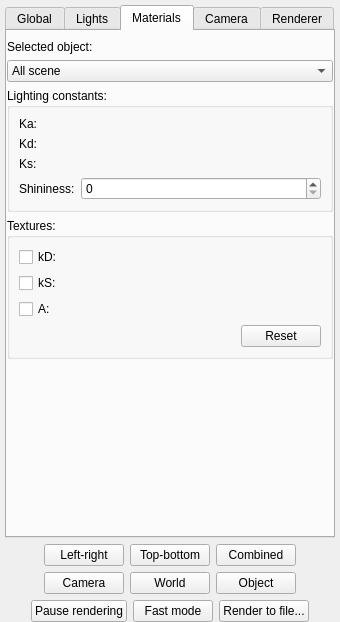
Above: gui/SidePanel.ui from maximlevitsky/cgrender before the change. Below: the same form after it.
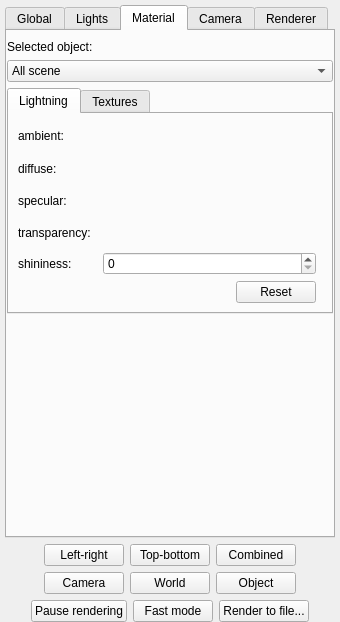
That is the form after the change. The open tabs and pages were chosen to show the change. Custom widgets are drawn as their Qt base class.

Commit message: material properties GUI update

Patch:
```diff
--- a/gui/SidePanel.ui
+++ b/gui/SidePanel.ui
@@ -679,7 +679,7 @@
      </widget>
      <widget class="QWidget" name="tabMaterials">
       <attribute name="title">
-       <string>Materials</string>
+       <string>Material</string>
       </attribute>
       <layout class="QVBoxLayout" name="_17">
        <property name="leftMargin">
@@ -715,12 +715,84 @@
         </widget>
        </item>
        <item>
-        <widget class="QGroupBox" name="formGroupBox">
-         <property name="title">
-          <string>Lighting constants:</string>
+        <widget class="QTabWidget" name="formTabWidget">
+         <property name="currentIndex">
+          <number>0</number>
          </property>
-         <layout class="QGridLayout" name="gridLayout_5">
-          <item row="3" column="2">
+         <widget class="QWidget" name="formTabWidgetPage1" native="true">
+          <attribute name="title">
+           <string>Lightning</string>
+          </attribute>
+          <layout class="QGridLayout" name="gridLayout">
+           <item row="3" column="1" colspan="3">
+            <widget class="ColorChooser" name="widget_7" native="true">
+             <property name="sizePolicy">
+              <sizepolicy hsizetype="Expanding" vsizetype="Preferred">
+               <horstretch>0</horstretch>
+               <verstretch>0</verstretch>
+              </sizepolicy>
+             </property>
+            </widget>
+           </item>
+           <item row="4" column="0" colspan="2">
+            <widget class="QLabel" name="label_30">
+             <property name="text">
+              <string>shininess:</string>
+             </property>
+            </widget>
+           </item>
+           <item row="0" column="0">
+            <widget class="QLabel" name="label_27">
+             <property name="text">
+              <string>ambient:</string>
+             </property>
+            </widget>
+           </item>
+           <item row="0" column="1" colspan="3">
+            <widget class="ColorChooser" name="widget_4" native="true">
+             <property name="sizePolicy">
+              <sizepolicy hsizetype="Expanding" vsizetype="Preferred">
+               <horstretch>0</horstretch>
+               <verstretch>0</verstretch>
+              </sizepolicy>
+             </property>
+            </widget>
+           </item>
+           <item row="3" column="0">
+            <widget class="QLabel" name="label_31">
+             <property name="text">
+              <string>transparency:</string>
+             </property>
+            </widget>
+           </item>
+           <item row="1" column="1" colspan="3">
+            <widget class="ColorChooser" name="widget_5" native="true">
+             <property name="sizePolicy">
+              <sizepolicy hsizetype="Expanding" vsizetype="Preferred">
+               <horstretch>0</horstretch>
+               <verstretch>0</verstretch>
+              </sizepolicy>
+             </property>
+            </widget>
+           </item>
+           <item row="2" column="0">
+            <widget class="QLabel" name="label_29">
+             <property name="text">
+              <string>specular:</string>
+             </property>
+            </widget>
+           </item>
+           <item row="2" column="1" colspan="3">
+            <widget class="ColorChooser" name="widget_6" native="true">
+             <property name="sizePolicy">
+              <sizepolicy hsizetype="Expanding" vsizetype="Preferred">
+               <horstretch>0</horstretch>
+               <verstretch>0</verstretch>
+              </sizepolicy>
+             </property>
+            </widget>
+           </item>
+           <item row="4" column="2">
            <widget class="QSpinBox" name="spinBox_8">
             <property name="sizePolicy">
              <sizepolicy hsizetype="Expanding" vsizetype="Fixed">
@@ -733,22 +805,26 @@
           <item row="1" column="0">
            <widget class="QLabel" name="label_28">
             <property name="text">
-             <string>Kd:</string>
+              <string>diffuse:</string>
             </property>
            </widget>
           </item>
-          <item row="2" column="1" colspan="2">
-           <widget class="ColorChooser" name="widget_6" native="true">
-            <property name="sizePolicy">
-             <sizepolicy hsizetype="Expanding" vsizetype="Preferred">
-              <horstretch>0</horstretch>
-              <verstretch>0</verstretch>
-             </sizepolicy>
+           <item row="5" column="2" alignment="Qt::AlignRight">
+            <widget class="QPushButton" name="pushButton_9">
+             <property name="text">
+              <string>Reset</string>
             </property>
            </widget>
           </item>
+          </layout>
+         </widget>
+         <widget class="QWidget" name="tab_2">
+          <attribute name="title">
+           <string>Textures</string>
+          </attribute>
+          <layout class="QGridLayout" name="gridLayout_2">
           <item row="0" column="1" colspan="2">
-           <widget class="ColorChooser" name="widget_4" native="true">
+            <widget class="FileChooser" name="widget_8" native="true">
             <property name="sizePolicy">
              <sizepolicy hsizetype="Expanding" vsizetype="Preferred">
               <horstretch>0</horstretch>
@@ -757,47 +833,58 @@
             </property>
            </widget>
           </item>
-          <item row="2" column="0">
-           <widget class="QLabel" name="label_29">
+           <item row="1" column="0">
+            <widget class="QCheckBox" name="checkBox_5">
             <property name="text">
-             <string>Ks:</string>
+              <string>diffuse:</string>
             </property>
            </widget>
           </item>
-          <item row="3" column="0" colspan="2">
-           <widget class="QLabel" name="label_30">
+           <item row="5" column="0" rowspan="2">
+            <widget class="QCheckBox" name="checkBox_8">
             <property name="text">
-             <string>Shininess:</string>
+              <string>transparency:</string>
             </property>
            </widget>
           </item>
-          <item row="0" column="0">
-           <widget class="QLabel" name="label_27">
+           <item row="5" column="1" rowspan="2" colspan="2">
+            <widget class="FileChooser" name="widget_11" native="true">
+             <property name="sizePolicy">
+              <sizepolicy hsizetype="Expanding" vsizetype="Preferred">
+               <horstretch>0</horstretch>
+               <verstretch>0</verstretch>
+              </sizepolicy>
+             </property>
+            </widget>
+           </item>
+           <item row="4" column="1" colspan="2">
+            <widget class="FileChooser" name="widget_12" native="true">
+             <property name="sizePolicy">
+              <sizepolicy hsizetype="Expanding" vsizetype="Preferred">
+               <horstretch>0</horstretch>
+               <verstretch>0</verstretch>
+              </sizepolicy>
+             </property>
+            </widget>
+           </item>
+           <item row="2" column="1" colspan="2">
+            <widget class="FileChooser" name="widget_10" native="true">
+             <property name="sizePolicy">
+              <sizepolicy hsizetype="Expanding" vsizetype="Preferred">
+               <horstretch>0</horstretch>
+               <verstretch>0</verstretch>
+              </sizepolicy>
+             </property>
+            </widget>
+           </item>
+           <item row="3" column="0">
+            <widget class="QCheckBox" name="checkBox_10">
             <property name="text">
-             <string>Ka:</string>
+              <string>shininess:</string>
             </property>
            </widget>
           </item>
           <item row="1" column="1" colspan="2">
-           <widget class="ColorChooser" name="widget_5" native="true">
-            <property name="sizePolicy">
-             <sizepolicy hsizetype="Expanding" vsizetype="Preferred">
-              <horstretch>0</horstretch>
-              <verstretch>0</verstretch>
-             </sizepolicy>
-            </property>
-           </widget>
-          </item>
-         </layout>
-        </widget>
-       </item>
-       <item>
-        <widget class="QGroupBox" name="groupBox_6">
-         <property name="title">
-          <string>Textures:</string>
-         </property>
-         <layout class="QGridLayout" name="gridLayout_4">
-          <item row="1" column="1">
            <widget class="FileChooser" name="widget_9" native="true">
             <property name="sizePolicy">
              <sizepolicy hsizetype="Expanding" vsizetype="Preferred">
@@ -810,19 +897,19 @@
           <item row="2" column="0">
            <widget class="QCheckBox" name="checkBox_6">
             <property name="text">
-             <string>A:</string>
+              <string>specular:</string>
             </property>
            </widget>
           </item>
           <item row="0" column="0">
            <widget class="QCheckBox" name="checkBox_7">
             <property name="text">
-             <string>kD:</string>
+              <string>ambient:</string>
             </property>
            </widget>
           </item>
-          <item row="2" column="1">
-           <widget class="FileChooser" name="widget_10" native="true">
+           <item row="3" column="1" colspan="2">
+            <widget class="FileChooser" name="widget_13" native="true">
             <property name="sizePolicy">
              <sizepolicy hsizetype="Expanding" vsizetype="Preferred">
               <horstretch>0</horstretch>
@@ -831,24 +918,14 @@
             </property>
            </widget>
           </item>
-          <item row="0" column="1">
-           <widget class="FileChooser" name="widget_8" native="true">
-            <property name="sizePolicy">
-             <sizepolicy hsizetype="Expanding" vsizetype="Preferred">
-              <horstretch>0</horstretch>
-              <verstretch>0</verstretch>
-             </sizepolicy>
-            </property>
-           </widget>
-          </item>
-          <item row="1" column="0">
-           <widget class="QCheckBox" name="checkBox_5">
+           <item row="4" column="0">
+            <widget class="QCheckBox" name="checkBox_9">
             <property name="text">
-             <string>kS:</string>
+              <string>bump:</string>
             </property>
            </widget>
           </item>
-          <item row="3" column="1" alignment="Qt::AlignRight">
+           <item row="7" column="2">
            <widget class="QPushButton" name="pushButton_7">
             <property name="text">
              <string>Reset</string>
@@ -857,6 +934,7 @@
           </item>
          </layout>
         </widget>
+        </widget>
        </item>
        <item>
         <spacer name="_13">
```
Left out of the diff: 6 changed lines with no effect on the pictures. Lines whose indentation alone changed are shown as unchanged. The commit also changes 1 other file.
